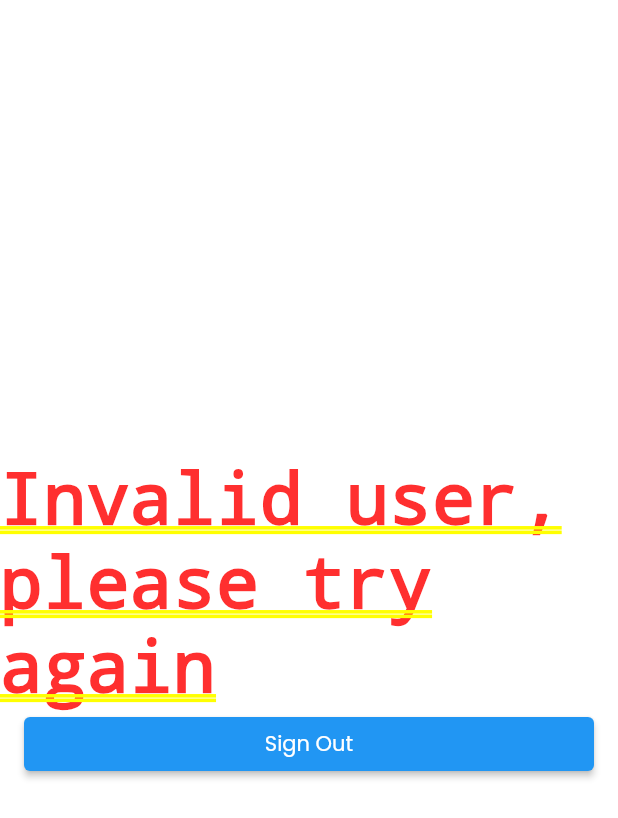
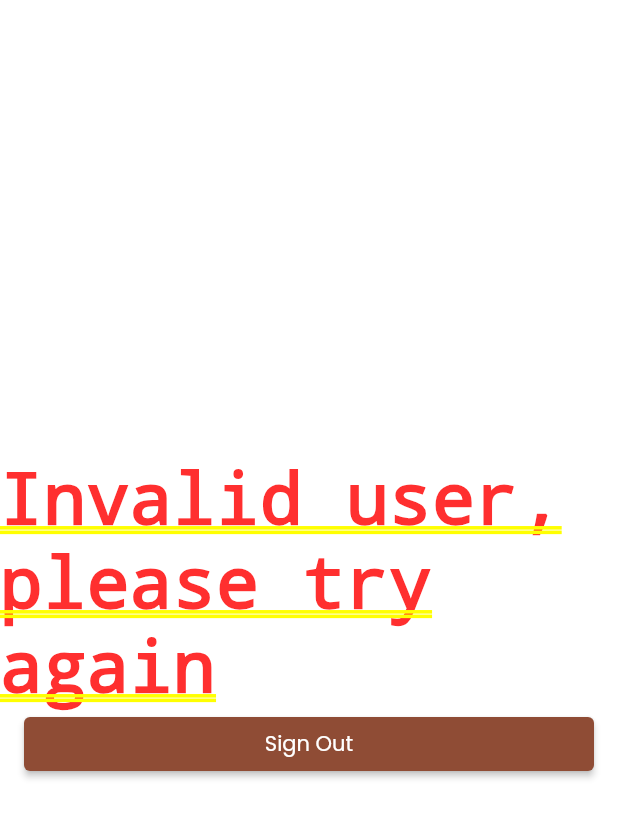
Before and after one commit to crpatil1901/i2c2_team_gurukul, a Flutter app: the screen it shows once a user with an empty profile is signed in, on a phone screen of 412 x 824 dp. Shown: the top 818 px of the screen. Run offline on Flutter 3.47's test engine with Material 2 defaults, Android fonts, the phone set to English and light mode, and no system bars; our stand-ins replace cloud_firestore, firebase_auth, firebase_core, flutter_chat_types, flutter_chat_ui, get and 1 more; missing offline and left inert: dart:html; accounts and stored records are empty; statements that could not run were skipped.

Commit message:
Fixed Theme

```diff
--- a/eyicFinalApp-soaham/eyic/lib/main.dart
+++ b/eyicFinalApp-soaham/eyic/lib/main.dart
@@ -43,9 +43,31 @@ class RootWidget extends StatelessWidget {
     return GetMaterialApp(
       debugShowCheckedModeBanner: false,
       theme: ThemeData(
-        backgroundColor: bgColor,
+        colorScheme: ColorScheme.fromSeed(seedColor: primary).copyWith(
+          background: bgColor,
+          brightness: Brightness.light,
+        ),
         fontFamily: "Poppins",
-        brightness: Brightness.dark,
+        appBarTheme: const AppBarTheme(
+          backgroundColor: primary,
+        ),
+        textButtonTheme: TextButtonThemeData(
+          style: ButtonStyle(
+            foregroundColor: MaterialStateProperty.all(textColor),
+            textStyle: MaterialStateProperty.all(
+              const TextStyle(
+                fontWeight: FontWeight.bold,
+              ),
+            ),
+          ),
+        ),
+      ),
+      darkTheme: ThemeData(
+        colorScheme: ColorScheme.fromSeed(seedColor: primary).copyWith(
+          background: bgColor,
+          brightness: Brightness.dark,
+        ),
+        fontFamily: "Poppins",
         appBarTheme: const AppBarTheme(
           backgroundColor: primary,
         ),
```
Also changed, not shown: eyicFinalApp-soaham/eyic/pubspec.lock.
